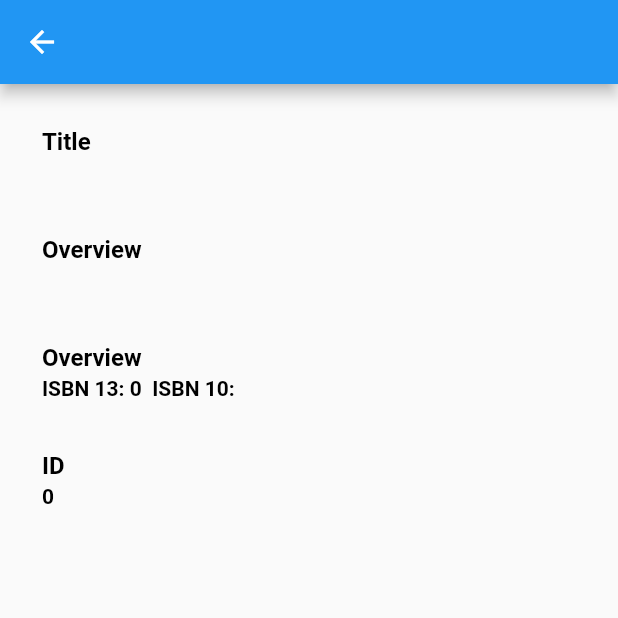
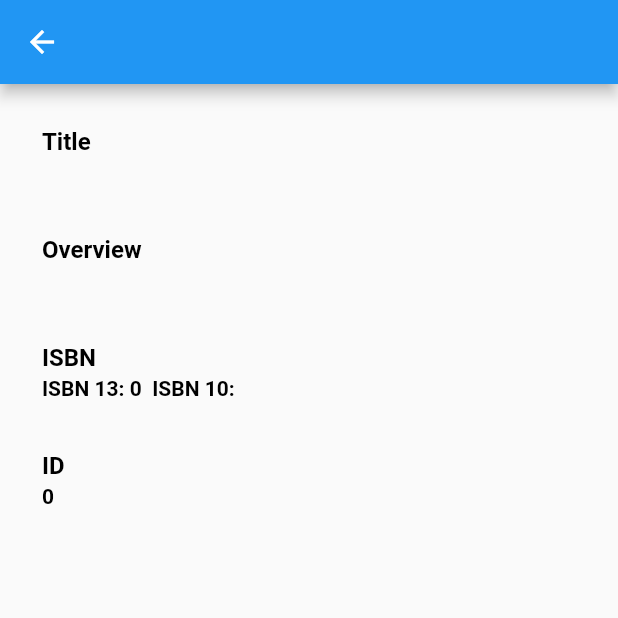
Before and after one commit to THB-Studium/sba_web, a Flutter app: the DetailPage screen opened directly with empty values, on a phone screen of 412 x 824 dp, the top half of it. Run offline on Flutter 3.47's test engine with Material 2 defaults, Android fonts, the phone set to English and light mode, and no system bars; network calls fail.

Commit message:
New Commit

```diff
--- a/lib/search_pages/details_page.dart
+++ b/lib/search_pages/details_page.dart
@@ -30,7 +30,7 @@ class DetailPage extends StatelessWidget {
                     subtitle: Text(book.overview, style: TextStyle(color: Colors.black, fontWeight: FontWeight.bold)),
                 ),
                   ListTile(
-                    title: Text("Overview",style: TextStyle(color: Colors.black, fontWeight: FontWeight.bold)),
+                    title: Text("ISBN",style: TextStyle(color: Colors.black, fontWeight: FontWeight.bold)),
                     subtitle: Text("ISBN 13: ${book.isbn13}  ISBN 10: ${book.isbn10}", style: TextStyle(color: Colors.black, fontWeight: FontWeight.bold)),
                   ),
                   ListTile(
```
